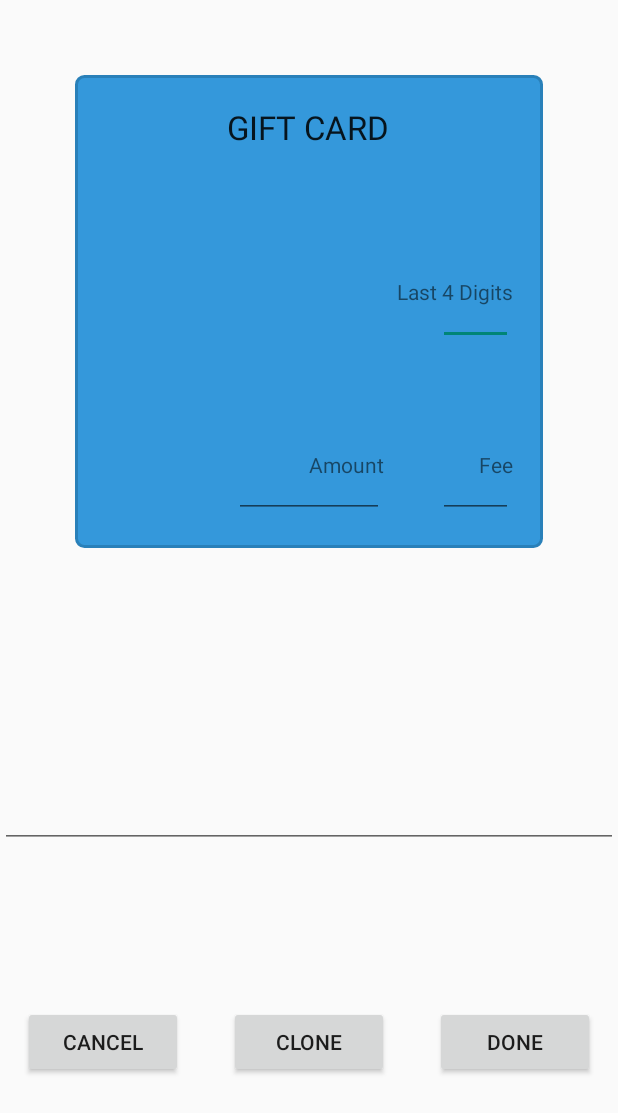
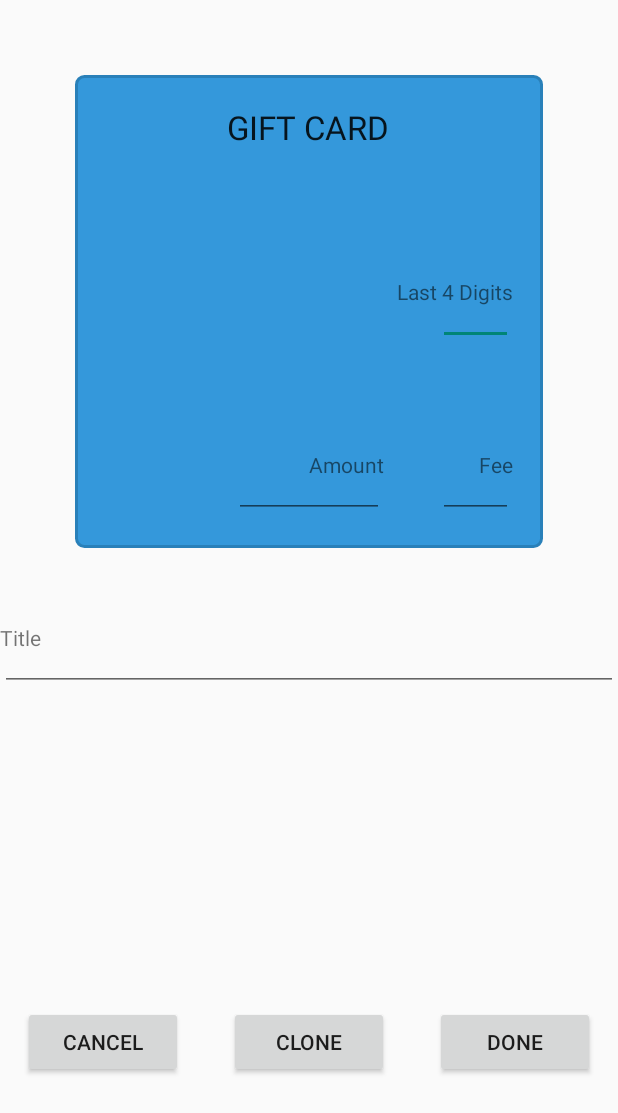
Before and after one commit to awdorsett/TrackAndHackPrototype, an Android app: the layout activity_new_gift_card.xml on its own in the app's theme, with its tools: preview values and no code run, on a phone screen of 412 x 824 dp. Shown: the top 1113 px of the screen. Run offline under Robolectric (Android 15) with nearby library versions, the phone set to English and light mode, and no system bars.

```diff
--- a/app/src/main/java/trackandhack/trackandhackprototype_2/MainActivity.java
+++ b/app/src/main/java/trackandhack/trackandhackprototype_2/MainActivity.java
@@ -8,6 +8,7 @@ import android.util.Log;
 import android.view.Menu;
 import android.view.MenuItem;
 import android.view.View;
+import android.widget.Button;
 import android.widget.ExpandableListView;
 
 import java.util.ArrayList;
@@ -16,6 +17,7 @@ import java.util.HashMap;
 import java.util.List;
 
 import trackandhack.trackandhackprototype_2.Activity.GiftCardActivity;
+import trackandhack.trackandhackprototype_2.Activity.NewGiftCardActivity;
 import trackandhack.trackandhackprototype_2.Classes.GiftCard;
 import trackandhack.trackandhackprototype_2.Classes.GiftCardStatus;
 import trackandhack.trackandhackprototype_2.Classes.Goal;
@@ -34,7 +36,7 @@ public class MainActivity extends ActionBarActivity {
         super.onCreate(savedInstanceState);
         setContentView(R.layout.activity_main);
         Group group;
-        Intent intent = getIntent();
+        final Intent intent = getIntent();
 
 
         groupExpandableListView = (ExpandableListView) findViewById(R.id.groupList);
--- a/app/src/main/res/layout/activity_new_gift_card.xml
+++ b/app/src/main/res/layout/activity_new_gift_card.xml
@@ -89,11 +89,26 @@
             android:layout_centerHorizontal="true" />
     </RelativeLayout>
 
-    <EditText
+    <RelativeLayout
+        android:orientation="vertical"
         android:layout_width="fill_parent"
         android:layout_height="wrap_content"
-        android:id="@+id/titleInput"
-        android:layout_weight="1" />
+        android:layout_weight="1">
+
+        <EditText
+            android:layout_width="fill_parent"
+            android:layout_height="wrap_content"
+            android:id="@+id/titleInput"
+            android:layout_weight="1" />
+
+        <TextView
+            android:layout_width="wrap_content"
+            android:layout_height="wrap_content"
+            android:textAppearance="?android:attr/textAppearanceSmall"
+            android:text="Title"
+            android:id="@+id/titleInputLabel" />
+
+    </RelativeLayout>
 
     <LinearLayout
         android:orientation="horizontal"
@@ -129,9 +144,10 @@
             android:layout_width="wrap_content"
             android:layout_height="wrap_content"
             android:text="Done"
-            android:id="@+id/donebutton"
+            android:id="@+id/doneButton"
             android:layout_weight="1"
             android:layout_marginLeft="15dp"
             android:layout_marginRight="15dp" />
     </LinearLayout>
+
 </LinearLayout>
--- a/app/src/main/res/layout/group_layout.xml
+++ b/app/src/main/res/layout/group_layout.xml
@@ -20,6 +20,6 @@
         android:layout_height="wrap_content"
         android:text="+"
         android:focusable="false"
-        android:id="@+id/button" />
+        android:id="@+id/createNewEntryButton" />
 
 </LinearLayout>
```
Also changed, not shown: app/src/main/java/trackandhack/trackandhackprototype_2/Activity/NewGiftCardActivity.java (+53 -0 lines), app/src/main/java/trackandhack/trackandhackprototype_2/Classes/GiftCard.java (+18 -0 lines), app/src/main/java/trackandhack/trackandhackprototype_2/Classes/GroupListAdapter.java (+16 -0 lines).
